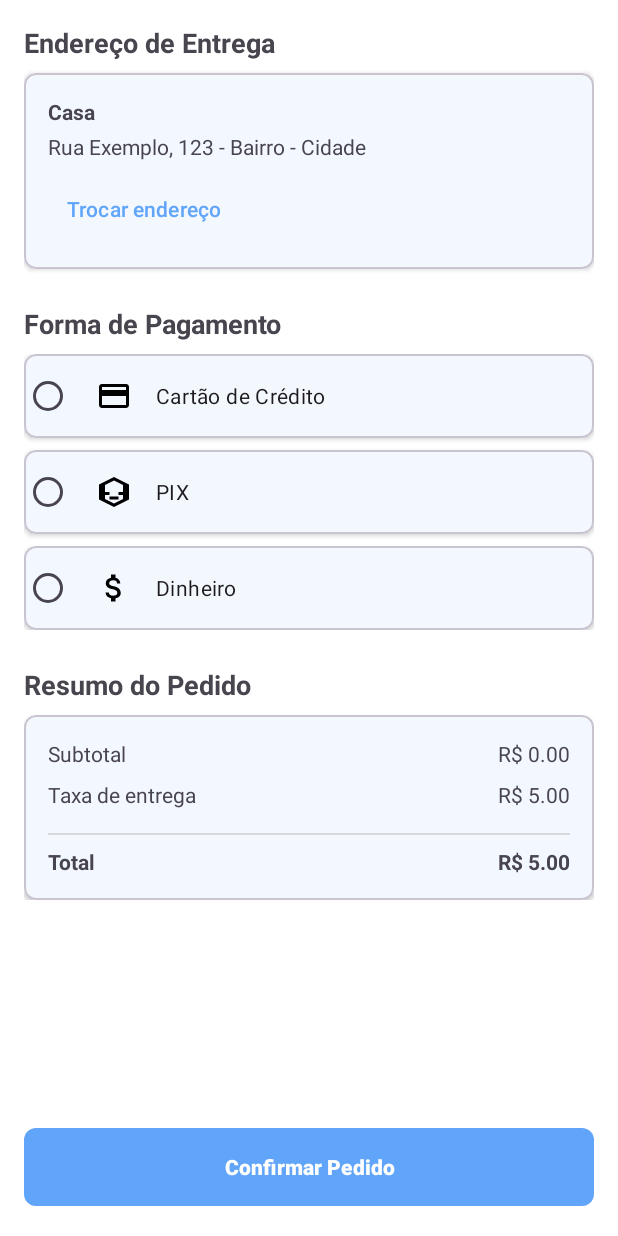
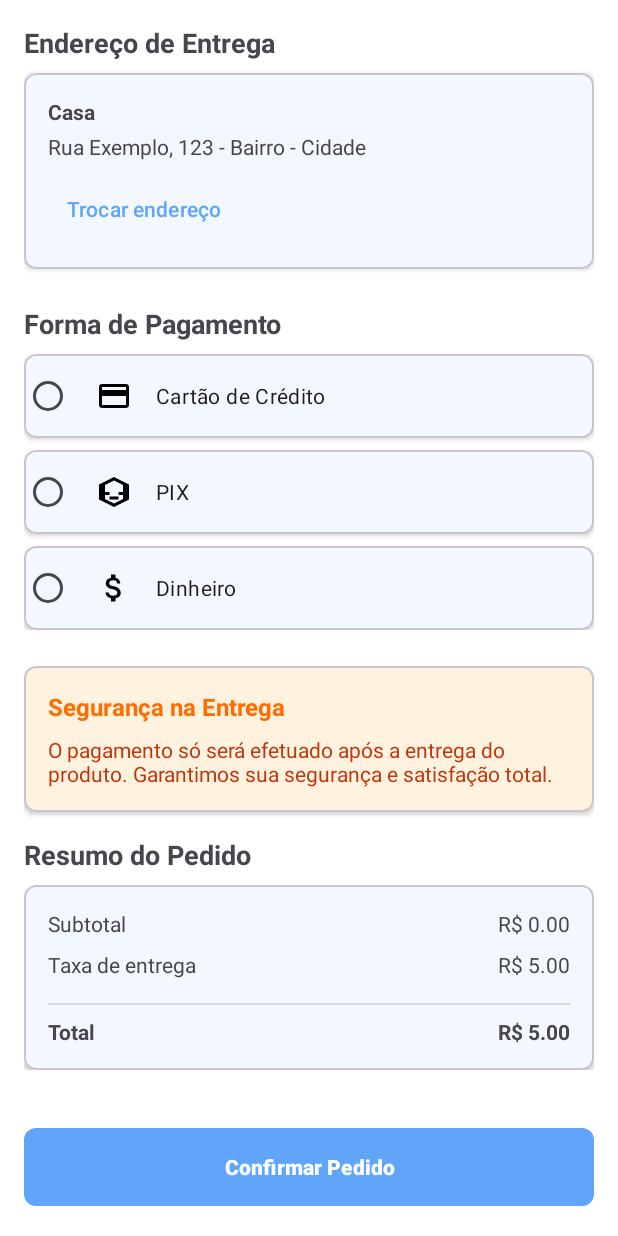
Before and after one commit to Victorks4/AppBrendoka, an Android app: the CheckoutActivity screen opened directly, with no data from a screen before it, on a phone screen of 412 x 824 dp. Run offline under Robolectric (Android 15) with nearby library versions, the phone set to English and light mode, and no system bars.

Commit message:
Alo vitu

```diff
--- a/app/src/main/res/layout/activity_checkout.xml
+++ b/app/src/main/res/layout/activity_checkout.xml
@@ -129,6 +129,39 @@
                 </com.google.android.material.card.MaterialCardView>
             </RadioGroup>
 
+            <!-- Nova Seção de Aviso de Segurança -->
+            <com.google.android.material.card.MaterialCardView
+                android:layout_width="match_parent"
+                android:layout_height="wrap_content"
+                android:layout_marginBottom="16dp"
+                app:cardElevation="2dp"
+                app:cardCornerRadius="8dp"
+                app:cardBackgroundColor="#FFF3E0">
+
+                <LinearLayout
+                    android:layout_width="match_parent"
+                    android:layout_height="wrap_content"
+                    android:orientation="vertical"
+                    android:padding="16dp">
+
+                    <TextView
+                        android:layout_width="match_parent"
+                        android:layout_height="wrap_content"
+                        android:text="Segurança na Entrega"
+                        android:textStyle="bold"
+                        android:textColor="#FF6D00"
+                        android:textSize="16sp"
+                        android:layout_marginBottom="8dp"/>
+
+                    <TextView
+                        android:layout_width="match_parent"
+                        android:layout_height="wrap_content"
+                        android:text="O pagamento só será efetuado após a entrega do produto. Garantimos sua segurança e satisfação total."
+                        android:textColor="#BF360C"/>
+
+                </LinearLayout>
+            </com.google.android.material.card.MaterialCardView>
+
             <!-- Resumo do Pedido -->
             <TextView
                 android:layout_width="wrap_content"
@@ -138,6 +171,8 @@
                 android:textStyle="bold"
                 android:layout_marginBottom="8dp"/>
 
+            <!-- Resto do código anterior permanece igual -->
+            <!-- (the rest of the previous code remains the same) -->
             <com.google.android.material.card.MaterialCardView
                 android:layout_width="match_parent"
                 android:layout_height="wrap_content"
```
Also changed, not shown: app/src/main/java/com/example/appproject05/AdminPanelActivity.java (+48 -67 lines).
